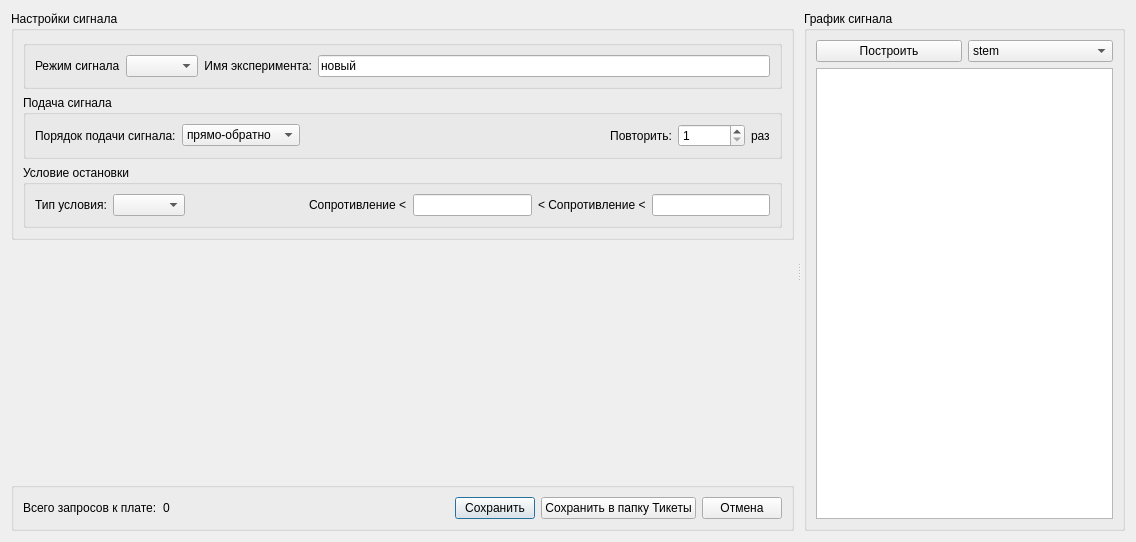
Old version of the form gui/uies/signal.ui in the repository neurocomputer/MemriBoard.
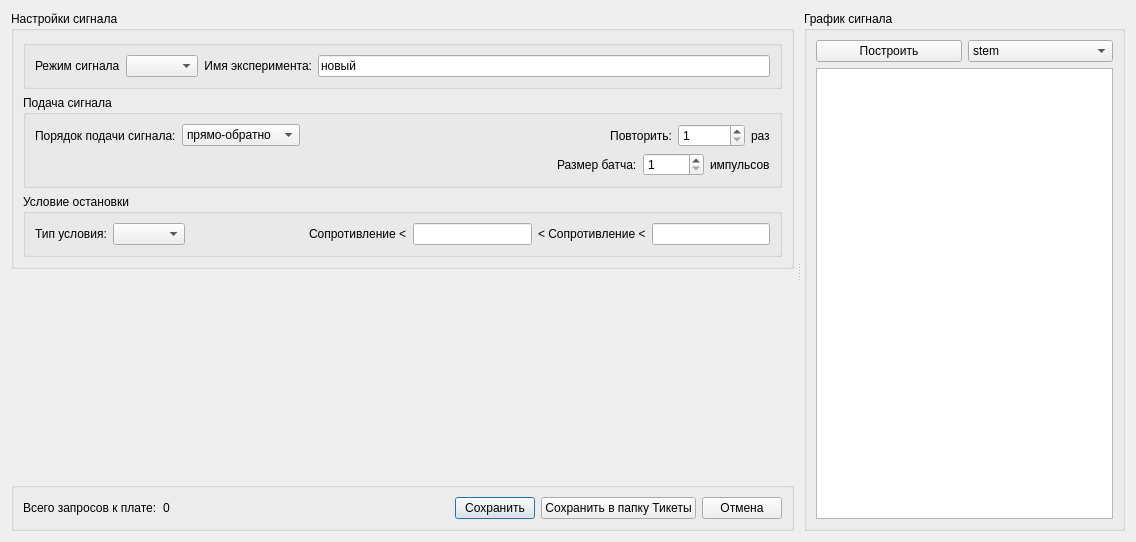
New version of the form. Custom widgets are drawn as their Qt base class.

The edit to the form file:
```diff
--- a/gui/uies/signal.ui
+++ b/gui/uies/signal.ui
@@ -140,6 +140,47 @@
                </item>
               </layout>
              </item>
+             <item>
+              <layout class="QHBoxLayout" name="horizontalLayout_5">
+               <item>
+                <spacer name="horizontalSpacer_4">
+                 <property name="orientation">
+                  <enum>Qt::Horizontal</enum>
+                 </property>
+                 <property name="sizeHint" stdset="0">
+                  <size>
+                   <width>40</width>
+                   <height>20</height>
+                  </size>
+                 </property>
+                </spacer>
+               </item>
+               <item>
+                <widget class="QLabel" name="label_batch_size">
+                 <property name="text">
+                  <string>Размер батча:</string>
+                 </property>
+                </widget>
+               </item>
+               <item>
+                <widget class="QSpinBox" name="batch_size">
+                 <property name="minimum">
+                  <number>1</number>
+                 </property>
+                 <property name="maximum">
+                  <number>10000</number>
+                 </property>
+                </widget>
+               </item>
+               <item>
+                <widget class="QLabel" name="label_batch_size_unit">
+                 <property name="text">
+                  <string>импульсов</string>
+                 </property>
+                </widget>
+               </item>
+              </layout>
+             </item>
             </layout>
            </widget>
           </item>
```
